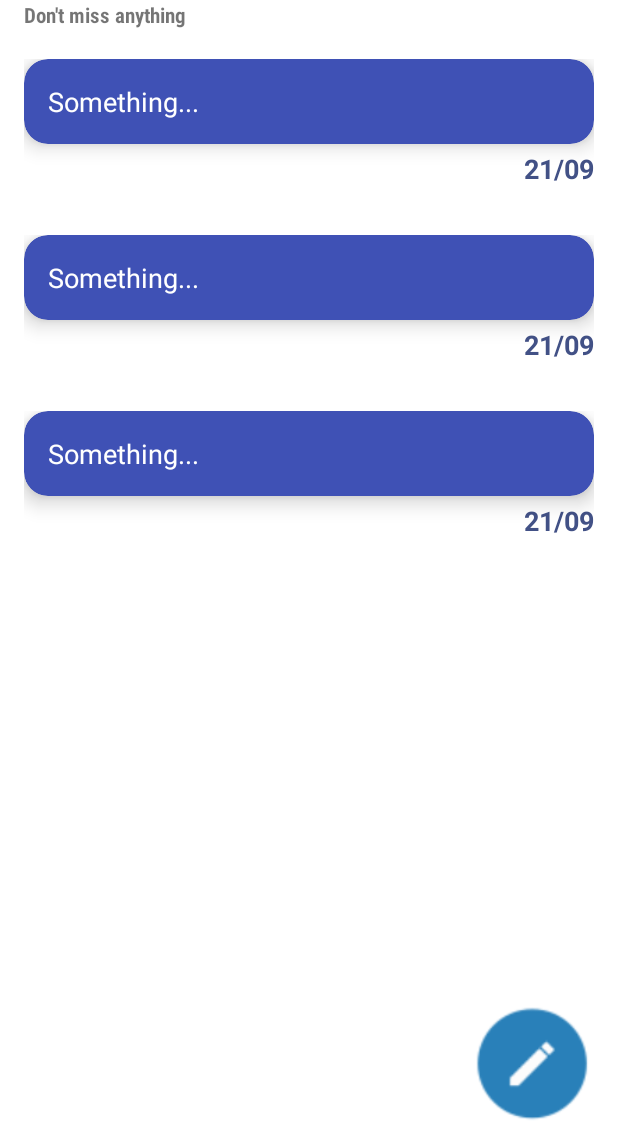
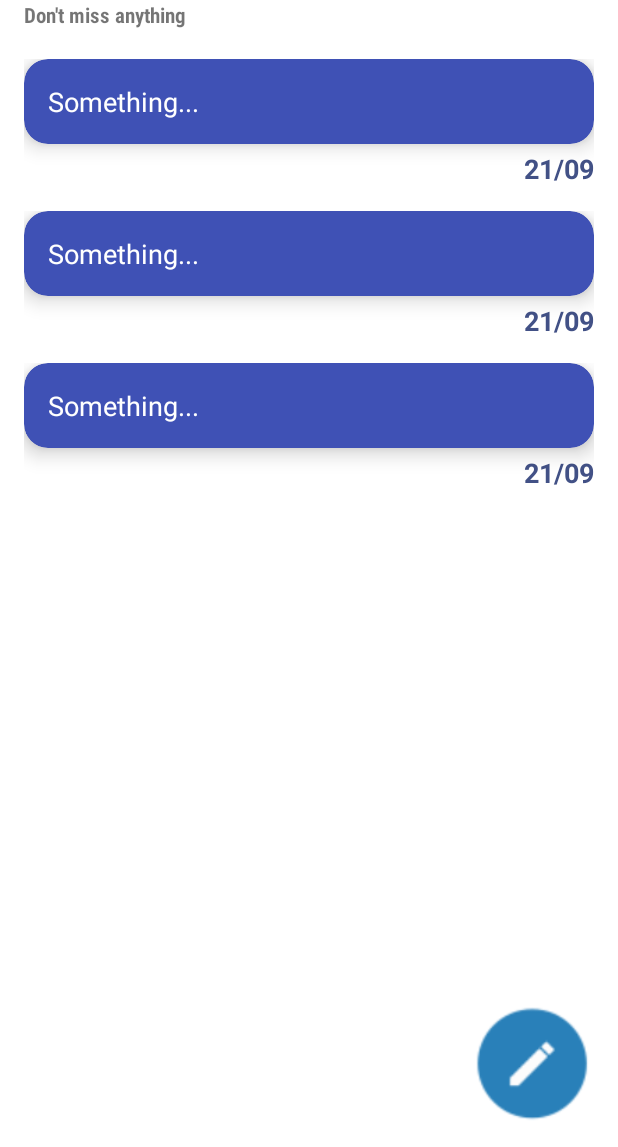
Before and after one commit to OlloshukurAnvarov/Notes, an Android app: the layout fragment_main.xml on its own in the app's theme, with its tools: preview values and no code run, on a phone screen of 412 x 824 dp, the part 89-1236 px from its top. Run offline under Robolectric (Android 15) with nearby library versions, the light colour scheme and no system bars.

Commit message:
designda o'zgartirishlar(3)

```diff
--- a/app/src/main/res/layout/fragment_main.xml
+++ b/app/src/main/res/layout/fragment_main.xml
@@ -60,8 +60,6 @@
         android:layout_gravity="bottom|end"
         android:layout_margin="16dp"
         android:background="?selectableItemBackground"
-        android:clickable="true"
-        android:focusable="true"
         android:src="@drawable/icons"/>
 
 </FrameLayout>
--- a/app/src/main/res/layout/fragment_refactor.xml
+++ b/app/src/main/res/layout/fragment_refactor.xml
@@ -20,6 +20,7 @@
             app:cardUseCompatPadding="true">
 
             <ImageView
+                android:id="@+id/button_back"
                 android:layout_width="wrap_content"
                 android:layout_height="match_parent"
                 android:foreground="?attr/selectableItemBackgroundBorderless"
@@ -27,7 +28,7 @@
                 android:src="@drawable/arrow_back" />
 
             <TextView
-                android:id="@+id/question"
+                android:id="@+id/name"
                 android:layout_width="match_parent"
                 android:layout_height="wrap_content"
                 android:layout_margin="16dp"
@@ -38,7 +39,7 @@
                 android:textStyle="bold" />
 
             <TextView
-                android:id="@+id/question_number"
+                android:id="@+id/button_done"
                 android:layout_width="wrap_content"
                 android:layout_height="wrap_content"
                 android:layout_gravity="end|center"
@@ -61,6 +62,7 @@
         android:padding="16dp">
 
         <EditText
+            android:id="@+id/edit_note"
             android:layout_width="match_parent"
             android:layout_height="match_parent"
             android:gravity="start"
--- a/app/src/main/res/layout/item_notes.xml
+++ b/app/src/main/res/layout/item_notes.xml
@@ -5,7 +5,8 @@
     android:layout_height="wrap_content"
     xmlns:tools="http://schemas.android.com/tools"
     android:orientation="vertical"
-    android:padding="16dp">
+    android:paddingTop="16dp"
+    android:paddingHorizontal="16dp">
 
     <androidx.cardview.widget.CardView
         android:layout_width="match_parent"
@@ -32,6 +33,7 @@
     </androidx.cardview.widget.CardView>
 
     <TextView
+        android:id="@+id/text_name"
         android:layout_width="match_parent"
         android:layout_height="wrap_content"
         android:layout_marginTop="4dp"
```
Also changed, not shown: app/src/main/java/com/leaf/notes/fragment/MainFragment.kt (+6 -1 lines).
